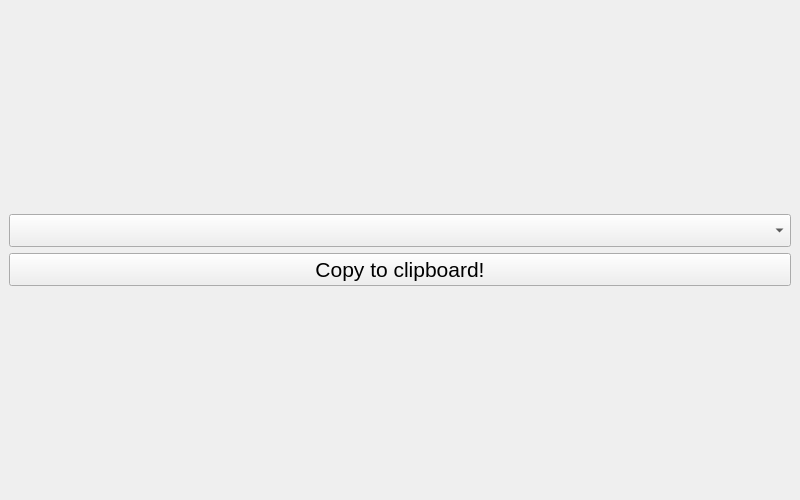
Ankalot/oop-pattern-generator, file mainwindow.ui: the form before one commit.
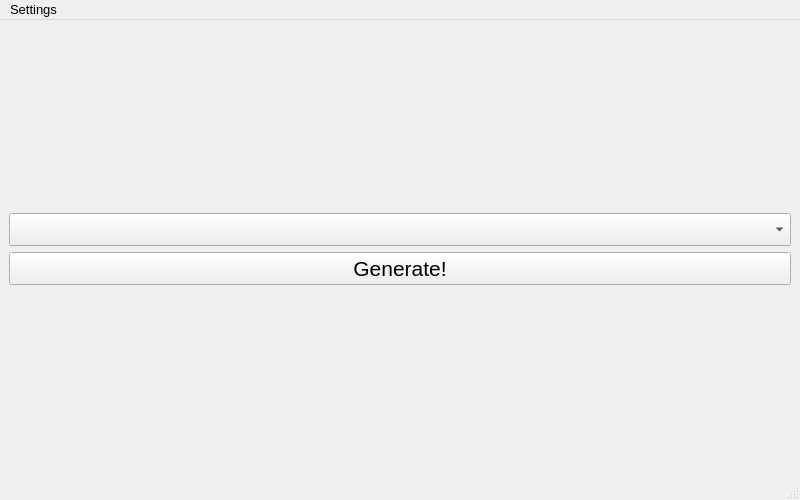
The form after the commit. Icons and pictures are not drawn.

Commit message: made export settings (only ui)

What changed in the file:
```diff
--- a/mainwindow.ui
+++ b/mainwindow.ui
@@ -43,7 +43,7 @@
          </font>
         </property>
         <property name="text">
-         <string>Copy to clipboard!</string>
+         <string>Generate!</string>
         </property>
        </widget>
       </item>
@@ -76,6 +76,38 @@
     </item>
    </layout>
   </widget>
+  <widget class="QMenuBar" name="menuBar">
+   <property name="geometry">
+    <rect>
+     <x>0</x>
+     <y>0</y>
+     <width>800</width>
+     <height>29</height>
+    </rect>
+   </property>
+   <property name="font">
+    <font>
+     <pointsize>10</pointsize>
+    </font>
+   </property>
+   <widget class="QMenu" name="menuSettings">
+    <property name="title">
+     <string>Settings</string>
+    </property>
+    <addaction name="actionExport_to"/>
+   </widget>
+   <addaction name="menuSettings"/>
+  </widget>
+  <widget class="QStatusBar" name="statusBar"/>
+  <action name="actionExport_to">
+   <property name="icon">
+    <iconset>
+     <normaloff>:/icons/images/export_to.png</normaloff>:/icons/images/export_to.png</iconset>
+   </property>
+   <property name="text">
+    <string>Export</string>
+   </property>
+  </action>
  </widget>
  <resources/>
  <connections/>
```
Left out of the diff: 6 changed lines with no effect on the pictures. The commit also changes 8 other files.
